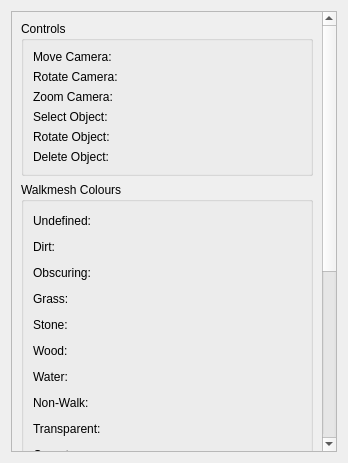
Above: ui/widgets/settings/git.ui from NickHugi/PyKotor before the change. Below: the same form after it.
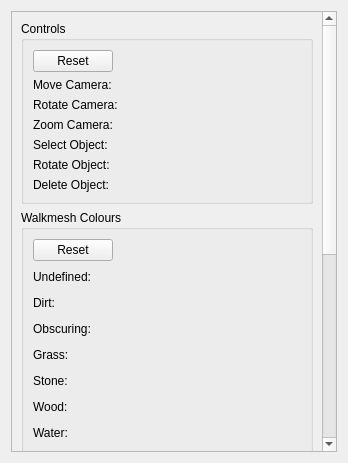
That is the form after the change. Custom widgets are drawn as their Qt base class.

Commit message: Add options to reset controls and colours settings

```diff
--- a/ui/widgets/settings/git.ui
+++ b/ui/widgets/settings/git.ui
@@ -25,7 +25,7 @@
         <x>0</x>
         <y>0</y>
         <width>311</width>
-        <height>720</height>
+        <height>784</height>
        </rect>
       </property>
       <layout class="QVBoxLayout" name="verticalLayout">
@@ -34,6 +34,32 @@
          <property name="title">
           <string>Controls</string>
          </property>
+         <layout class="QVBoxLayout" name="verticalLayout_2">
+          <item>
+           <layout class="QHBoxLayout" name="horizontalLayout_3">
+            <item>
+             <widget class="QPushButton" name="controlsResetButton">
+              <property name="text">
+               <string>Reset</string>
+              </property>
+             </widget>
+            </item>
+            <item>
+             <spacer name="horizontalSpacer_3">
+              <property name="orientation">
+               <enum>Qt::Horizontal</enum>
+              </property>
+              <property name="sizeHint" stdset="0">
+               <size>
+                <width>40</width>
+                <height>20</height>
+               </size>
+              </property>
+             </spacer>
+            </item>
+           </layout>
+          </item>
+          <item>
          <layout class="QFormLayout" name="formLayout">
           <item row="0" column="0">
            <widget class="QLabel" name="label">
@@ -96,6 +122,8 @@
            <widget class="SetBindWidget" name="deleteObjectBindEdit" native="true"/>
           </item>
          </layout>
+          </item>
+         </layout>
         </widget>
        </item>
        <item>
@@ -104,7 +132,7 @@
           <string>Walkmesh Colours</string>
          </property>
          <layout class="QGridLayout" name="gridLayout_2">
-          <item row="0" column="0">
+          <item row="1" column="0">
            <layout class="QFormLayout" name="formLayout_2">
             <item row="0" column="0">
              <widget class="QLabel" name="label_10">
@@ -568,6 +596,30 @@
             </item>
            </layout>
           </item>
+          <item row="0" column="0">
+           <layout class="QHBoxLayout" name="horizontalLayout">
+            <item>
+             <widget class="QPushButton" name="coloursResetButton">
+              <property name="text">
+               <string>Reset</string>
+              </property>
+             </widget>
+            </item>
+            <item>
+             <spacer name="horizontalSpacer">
+              <property name="orientation">
+               <enum>Qt::Horizontal</enum>
+              </property>
+              <property name="sizeHint" stdset="0">
+               <size>
+                <width>40</width>
+                <height>20</height>
+               </size>
+              </property>
+             </spacer>
+            </item>
+           </layout>
+          </item>
          </layout>
         </widget>
        </item>
```
Left out of the diff: 38 changed lines with no effect on the pictures. Lines whose indentation alone changed are shown as unchanged. The commit also changes 3 other files.
